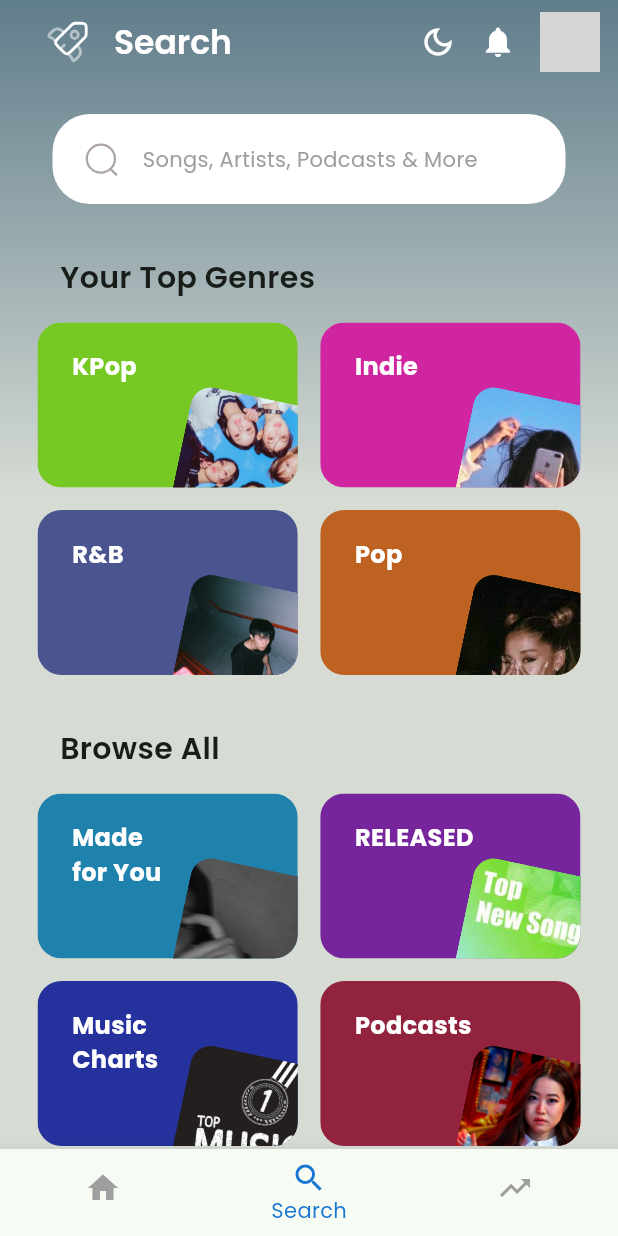
After one commit to GlowCheese/memecloud, a Flutter app: the DashboardPage screen opened by its route, item 2 of the bottom bar chosen, on a phone screen of 412 x 824 dp. The commit adds this screen. Run offline on Flutter 3.47's test engine with Material 3 defaults, Android fonts, the phone set to English and light mode, and no system bars; our stand-ins replace adaptive_theme, cookie_jar, dartz, dio, dio_cookie_manager, flutter_bloc and 6 more; missing offline and left inert: gif_view; accounts and stored records are empty; network calls fail; grey boxes are pictures that could not be loaded.

Commit message:
good (for now)

```diff
--- a/lib/components/home/top_artist.dart
+++ b/lib/components/home/top_artist.dart
@@ -56,7 +56,7 @@ class TopArtistsSection extends StatelessWidget {
                         ),
                         boxShadow: [
                           BoxShadow(
-                            color: Colors.blue.withOpacity(0.2),
+                            color: Colors.blue.withValues(alpha: 0.2),
                             spreadRadius: 1,
                             blurRadius: 6,
                             offset: const Offset(0, 2),
--- a/lib/components/mini_player.dart
+++ b/lib/components/mini_player.dart
@@ -34,7 +34,7 @@ class _MiniPlayer extends StatelessWidget {
 
     return GestureDetector(
       onTap: () {
-        context.push('/play_music');
+        context.push('/song_play');
       },
       child: Container(
         height: 70,
--- /dev/null
+++ b/lib/pages/dashboard/dashboard_page.dart
@@ -0,0 +1,63 @@
+import 'package:flutter/material.dart';
+import 'package:memecloud/components/mini_player.dart';
+import 'package:memecloud/pages/404.dart';
+import 'package:memecloud/pages/dashboard/home/home_page.dart';
+import 'package:memecloud/pages/dashboard/search/search_page.dart';
+
+class DashboardPage extends StatefulWidget {
+  const DashboardPage({super.key});
+
+  @override
+  State<DashboardPage> createState() => _DashboardPageState();
+}
+
+class _DashboardPageState extends State<DashboardPage> {
+  int currentPageIndex = 0;
+
+  @override
+  Widget build(BuildContext context) {
+    late final Map? appBarAndBody;
+    switch (currentPageIndex) {
+      case 0:
+        appBarAndBody = getHomePage(context);
+        break;
+      case 1:
+        appBarAndBody = getSearchPage(context);
+        break;
+      default:
+        appBarAndBody = null;
+    }
+
+    if (appBarAndBody == null) {
+      return PageNotFound(routePath: '/undefined');
+    }
+
+    return Scaffold(
+      appBar: appBarAndBody['appBar'],
+      body: appBarAndBody['body'],
+      bottomSheet: getMiniPlayer(),
+      backgroundColor: Colors.transparent,
+      bottomNavigationBar: BottomNavigationBar(
+        type: BottomNavigationBarType.fixed,
+        items: const [
+          BottomNavigationBarItem(icon: Icon(Icons.home), label: 'Home'),
+          BottomNavigationBarItem(icon: Icon(Icons.search), label: 'Search'),
+          BottomNavigationBarItem(
+            icon: Icon(Icons.trending_up),
+            label: 'Trending',
+          ),
+        ],
+        currentIndex: currentPageIndex,
+        selectedItemColor: const Color(0xFF1976D2),
+        unselectedItemColor: Colors.grey,
+        showSelectedLabels: true,
+        showUnselectedLabels: false,
+        onTap: (index) {
+          setState(() {
+            currentPageIndex = index;
+          });
+        },
+      ),
+    );
+  }
+}
--- /dev/null
+++ b/lib/pages/dashboard/home/home_page.dart
@@ -0,0 +1,23 @@
+import 'package:flutter/material.dart';
+import 'package:memecloud/components/default_app_bar.dart';
+import 'package:memecloud/components/home/top_artist.dart';
+import 'package:memecloud/components/home/featured_section.dart';
+import 'package:memecloud/components/home/new_release_section.dart';
+
+Map getHomePage(BuildContext context) {
+  return {
+    'appBar': defaultAppBar(context, title: 'Welcome!'),
+    'body': SingleChildScrollView(
+      physics: const BouncingScrollPhysics(),
+      child: Column(
+        crossAxisAlignment: CrossAxisAlignment.start,
+        children: const [
+          FeaturedSection(),
+          NewReleasesSection(),
+          TopArtistsSection(),
+          SizedBox(height: 80),
+        ],
+      ),
+    ),
+  };
+}
--- /dev/null
+++ b/lib/pages/dashboard/search/search_page.dart
@@ -0,0 +1,107 @@
+import 'package:memecloud/models/album_card.dart';
+import 'package:flutter/material.dart';
+import 'package:flutter_svg/flutter_svg.dart';
+import 'package:go_router/go_router.dart';
+import 'package:adaptive_theme/adaptive_theme.dart';
+import 'package:memecloud/components/default_app_bar.dart';
+
+
+Map getSearchPage(BuildContext context) {
+  List<AlbumCard> topGenres = AlbumCard.getTopAlbums();
+  List<AlbumCard> allGenres = AlbumCard.getAllAlbums();
+  final themeData = AdaptiveTheme.of(context).theme;
+
+  return {
+    'appBar': defaultAppBar(context, title: 'Search'),
+    'body': SingleChildScrollView(
+      physics: const BouncingScrollPhysics(),
+      child: Padding(
+        padding: const EdgeInsets.only(bottom: 20),
+        child: Column(
+          crossAxisAlignment: CrossAxisAlignment.start,
+          children: [
+            _searchSection(context),
+            _genreGrid('Your Top Genres', topGenres, themeData),
+            _genreGrid('Browse All', allGenres, themeData),
+            SizedBox(height: 80),
+          ],
+        ),
+      ),
+    ),
+  };
+}
+
+Column _genreGrid(
+  String title,
+  List<AlbumCard> albumCards,
+  ThemeData themeData,
+) {
+  return Column(
+    crossAxisAlignment: CrossAxisAlignment.start,
+    children: [
+      Padding(
+        padding: const EdgeInsets.only(left: 40, top: 35),
+        child: Text(
+          title,
+          style: TextStyle(
+            fontSize: 20,
+            color: themeData.colorScheme.onSurface,
+            fontWeight: FontWeight.w600,
+          ),
+        ),
+      ),
+      Padding(
+        padding: EdgeInsets.only(left: 25, right: 25, top: 15),
+        child: Column(
+          spacing: 15,
+          children: [
+            for (int i = 0; i < albumCards.length; i += 2)
+              Row(
+                spacing: 15,
+                children: [
+                  Expanded(child: AlbumCardWidget(album: albumCards[i])),
+                  i + 1 < albumCards.length
+                      ? Expanded(
+                        child: AlbumCardWidget(album: albumCards[i + 1]),
+                      )
+                      : SizedBox(),
+                ],
+              ),
+          ],
+        ),
+      ),
+    ],
+  );
+}
+
+GestureDetector _searchSection(BuildContext context) {
+  return GestureDetector(
+    onTap: () async {
+      context.push('/404');
+    },
+    child: Container(
+      height: 60,
+      margin: EdgeInsets.only(top: 20, left: 35, right: 35),
+      decoration: BoxDecoration(
+        color: Colors.white,
+        borderRadius: BorderRadius.circular(25),
+      ),
+      child: Row(
+        children: [
+          Padding(
+            padding: const EdgeInsets.only(left: 20, right: 15),
+            child: SvgPicture.asset(
+              'assets/icons/Search.svg',
+              width: 25,
+              height: 25,
+            ),
+          ),
+          Text(
+            'Songs, Artists, Podcasts & More',
+            style: TextStyle(fontSize: 14, color: Colors.grey),
+          ),
+        ],
+      ),
+    ),
+  );
+}
--- a/lib/pages/song/song_page.dart
+++ b/lib/pages/dashboard/song/song_page.dart
@@ -3,10 +3,11 @@ import 'package:flutter/material.dart';
 import 'package:flutter_bloc/flutter_bloc.dart';
 import 'package:go_router/go_router.dart';
 import 'package:memecloud/models/song_model.dart';
-import 'package:memecloud/components/ui_wrapper.dart';
 import 'package:memecloud/blocs/song_player/song_player_cubit.dart';
 import 'package:memecloud/blocs/song_player/song_player_state.dart';
 import 'package:memecloud/core/getit.dart';
+
+
 
 class SongPage extends StatelessWidget {
   final SongModel song;
@@ -18,7 +19,7 @@ class SongPage extends StatelessWidget {
   Widget build(BuildContext context) {
     final themeData = AdaptiveTheme.of(context).theme;
 
-    return UiWrapper(
+    return Scaffold(
       appBar: _appBar(context),
       body: SingleChildScrollView(
         physics: BouncingScrollPhysics(),
```
Also changed, not shown: lib/components/default_navigation_bar.dart (deleted, +0 -34 lines), lib/components/ui_wrapper.dart (deleted, +0 -28 lines), lib/core/getit.dart (+4 -4 lines), lib/pages/home/home_page.dart (deleted, +0 -31 lines), lib/pages/search/search_page.dart (deleted, +0 -120 lines), lib/routes/main.dart (+9 -8 lines).
